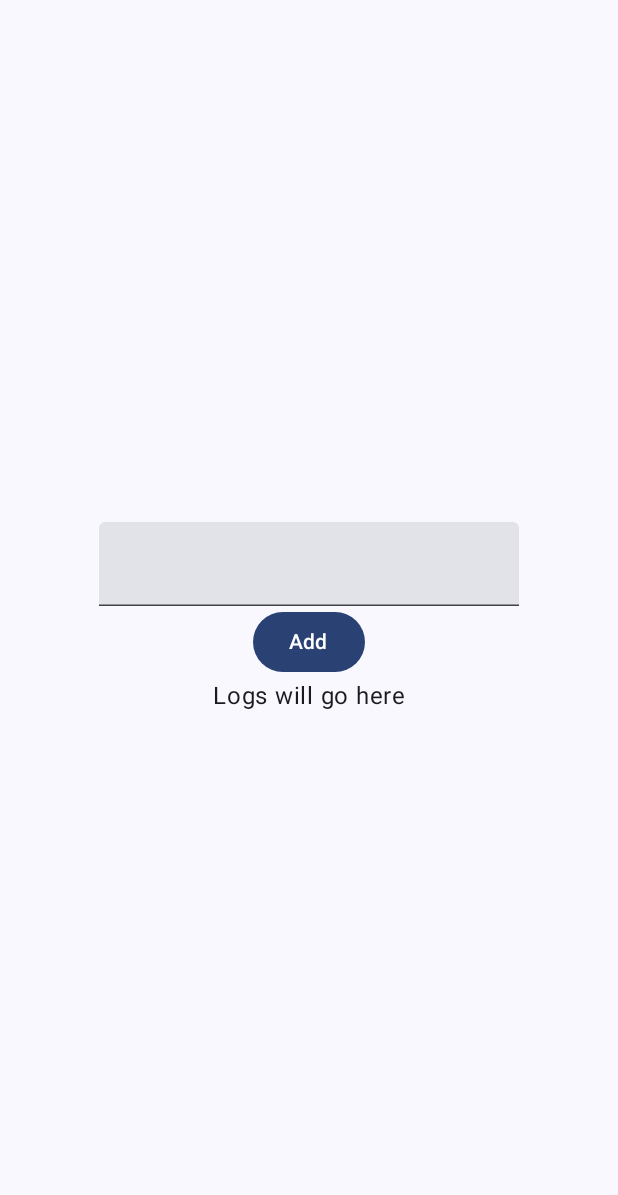
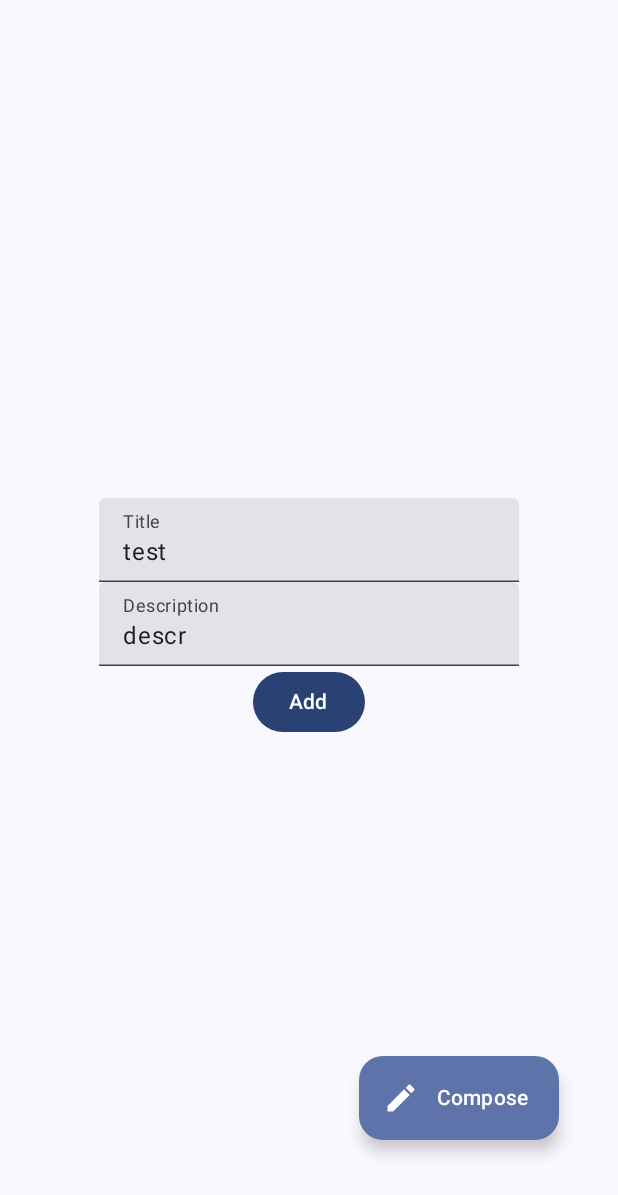
Before and after one commit to shtef21/android-business-diary, an Android app built with Jetpack Compose: the screen it shows after launch (MainActivity), on a phone screen of 412 x 824 dp. Shown: the top 1195 px of the screen. Run offline under Robolectric (Android 15) with nearby library versions, the phone set to English and light mode, and no system bars.

Commit message:
Start creating the form

```diff
--- a/BusinessDiary/app/src/main/java/com/github/shtef21/businessdiary/MainActivity.kt
+++ b/BusinessDiary/app/src/main/java/com/github/shtef21/businessdiary/MainActivity.kt
@@ -6,7 +6,12 @@ import androidx.activity.compose.setContent
 import androidx.compose.foundation.layout.Box
 import androidx.compose.foundation.layout.Column
 import androidx.compose.foundation.layout.fillMaxSize
+import androidx.compose.foundation.layout.offset
+import androidx.compose.material.icons.Icons
+import androidx.compose.material.icons.filled.Create
 import androidx.compose.material3.Button
+import androidx.compose.material3.ExtendedFloatingActionButton
+import androidx.compose.material3.Icon
 import androidx.compose.material3.MaterialTheme
 import androidx.compose.material3.Surface
 import androidx.compose.material3.Text
@@ -18,21 +23,14 @@ import androidx.compose.runtime.mutableStateOf
 import androidx.compose.runtime.remember
 import androidx.compose.ui.Alignment
 import androidx.compose.ui.Modifier
-import androidx.compose.ui.text.TextStyle
-import androidx.compose.ui.text.font.FontFamily
-import androidx.compose.ui.tooling.preview.Preview
+import androidx.compose.ui.unit.dp
+import com.github.shtef21.businessdiary.logic.DiaryLog
 import com.github.shtef21.businessdiary.logic.addItemToDatabase
+import com.github.shtef21.businessdiary.pages.DiaryContainer
+import com.github.shtef21.businessdiary.pages.DiaryLogAddButton
 import com.github.shtef21.businessdiary.ui.theme.BusinessDiaryTheme
-import com.google.firebase.Firebase
-import com.google.firebase.database.DatabaseReference
-import com.google.firebase.database.FirebaseDatabase
-import com.google.firebase.database.database
 
 class MainActivity : ComponentActivity() {
-
-    // DONE: https://www.youtube.com/watch?v=rFTJTLdoGDY&list=PLHQRWugvckFry9Q1OT6hLNfyUizT73PwX&index=2
-    // TODO: next video in series
-    private val firebase : FirebaseDatabase = FirebaseDatabase.getInstance()
 
     override fun onCreate(savedInstanceState: Bundle?) {
         super.onCreate(savedInstanceState)
@@ -43,46 +41,9 @@ class MainActivity : ComponentActivity() {
                     modifier = Modifier.fillMaxSize(),
                     color = MaterialTheme.colorScheme.background
                 ) {
-                    Greeting("Android")
+                    DiaryContainer()
                 }
             }
         }
     }
 }
-
-@Composable
-fun Greeting(name: String, modifier: Modifier = Modifier) {
-    var message by remember {
-        mutableStateOf("")
-    }
-    var output by remember {
-        mutableStateOf("Logs will go here")
-    }
-
-    Box(
-        modifier = Modifier.fillMaxSize(),
-        contentAlignment = Alignment.Center
-    ) {
-        Column(
-            horizontalAlignment = Alignment.CenterHorizontally
-        ) {
-            TextField(value = message, onValueChange = { message = it })
-            Button(
-                onClick = {
-                    output = addItemToDatabase()
-                }
-            ) {
-                Text(text = "Add")
-            }
-            Text(text = output)
-        }
-    }
-}
-
-@Preview(showBackground = true)
-@Composable
-fun GreetingPreview() {
-    BusinessDiaryTheme {
-        Greeting("Android")
-    }
-}
--- a/BusinessDiary/app/src/main/java/com/github/shtef21/businessdiary/logic/AppDb.kt
+++ b/BusinessDiary/app/src/main/java/com/github/shtef21/businessdiary/logic/AppDb.kt
@@ -4,12 +4,13 @@ import com.github.shtef21.businessdiary.logic.AppProperties.dbUrl
 import com.google.firebase.Firebase
 import com.google.firebase.database.database
 
-fun addItemToDatabase() : String {
+fun addItemToDatabase(messageValue: DiaryLog) {
 
+    // TODO: add auth
     val database = Firebase.database(dbUrl)
 
-    val myRef = database.getReference("message/another")
-    myRef.setValue("Hello, World!")
+    val myRef = database.getReference("diaryLogs")
 
-    return "Done!";
+    val testArr = arrayOf(messageValue)
+    myRef.setValue(testArr)
 }
--- /dev/null
+++ b/BusinessDiary/app/src/main/java/com/github/shtef21/businessdiary/logic/DiaryLog.kt
@@ -0,0 +1,30 @@
+package com.github.shtef21.businessdiary.logic
+
+import java.util.Date
+
+data class DiaryLog (
+    var title: String,
+    var description: String
+)
+
+/*
+    Title/Activity Name: This should be a concise description of the task or activity you performed during the day. Keep it brief but descriptive enough to understand at a glance.
+*/
+/*
+    Date/Time: Include the date and time when the activity was completed. This helps in organizing and tracking your daily tasks chronologically.
+*/
+/*
+    Description/Details: Provide more information about the task or activity. Include any relevant details, notes, or updates related to the activity. This could include progress made, challenges faced, solutions implemented, or any other relevant information.
+*/
+/*
+    Category/Tags: Assign categories or tags to your entries for easy filtering and organization. This could include project names, client names, task types, or any other relevant categories that help you classify your activities.
+*/
+/*
+    Priority/Status: Optionally, you can include a priority level or status indicator to prioritize tasks or track their progress. This could be as simple as "High/Medium/Low" priority or "In Progress/Done" status.
+*/
+/*
+    Attachments/Links: If applicable, allow users to attach files, images, or links related to the activity. This could include documents, screenshots, or reference materials that provide context or support for the task.
+*/
+/*
+    Reflection/Notes: Provide a space for users to reflect on their activities, jot down insights, lessons learned, or future actions to take based on their experiences during the day.
+*/
--- /dev/null
+++ b/BusinessDiary/app/src/main/java/com/github/shtef21/businessdiary/pages/Diary.kt
@@ -0,0 +1,111 @@
+package com.github.shtef21.businessdiary.pages
+
+import androidx.compose.foundation.background
+import androidx.compose.foundation.layout.Box
+import androidx.compose.foundation.layout.Column
+import androidx.compose.foundation.layout.Spacer
+import androidx.compose.foundation.layout.fillMaxSize
+import androidx.compose.foundation.layout.height
+import androidx.compose.foundation.layout.offset
+import androidx.compose.foundation.layout.size
+import androidx.compose.material.icons.Icons
+import androidx.compose.material.icons.filled.Create
+import androidx.compose.material3.Button
+import androidx.compose.material3.ExtendedFloatingActionButton
+import androidx.compose.material3.Icon
+import androidx.compose.material3.Text
+import androidx.compose.material3.TextField
+import androidx.compose.runtime.Composable
+import androidx.compose.runtime.getValue
+import androidx.compose.runtime.mutableStateOf
+import androidx.compose.runtime.remember
+import androidx.compose.runtime.setValue
+import androidx.compose.ui.Alignment
+import androidx.compose.ui.Modifier
+import androidx.compose.ui.graphics.Color
+import androidx.compose.ui.unit.dp
+import com.github.shtef21.businessdiary.logic.DiaryLog
+import com.github.shtef21.businessdiary.logic.addItemToDatabase
+import java.time.LocalDateTime
+import java.util.Date
+
+@Composable
+fun DiaryContainer() {
+    Box(
+        modifier = Modifier
+            .fillMaxSize(),
+        contentAlignment = Alignment.Center
+    ) {
+        Column(
+            horizontalAlignment = Alignment.CenterHorizontally
+        ) {
+            DiaryForm()
+        }
+        DiaryLogAddButton()
+    }
+}
+
+@Composable
+fun DiaryForm() {
+    var message by remember { mutableStateOf("") }
+    var addEnabled by remember { mutableStateOf(false) }
+    var formMessage by remember {mutableStateOf("")}
+
+    var diaryLog by remember {
+        mutableStateOf(
+            DiaryLog(
+                "test",
+                "descr"
+            )
+        )
+    }
+    val checkValidity = {
+        addEnabled =
+            diaryLog.title.length > 0 &&
+            diaryLog.description.length > 0
+    }
+    checkValidity()
+
+    TextField(
+        value = diaryLog.title,
+        onValueChange = {
+            diaryLog.title = it
+            checkValidity()
+        },
+        label = { Text("Title")}
+    )
+    TextField(
+        value = diaryLog.description,
+        onValueChange = {
+            diaryLog.description = it
+            checkValidity()
+        },
+        label = { Text("Description")}
+    )
+    Button(
+        onClick = {
+            addItemToDatabase(diaryLog)
+            formMessage = "Done."
+        },
+        enabled = addEnabled
+    ) {
+        Text(text = "Add")
+    }
+
+    if (formMessage.length > 0) {
+        Text(formMessage)
+    }
+}
+
+@Composable
+fun DiaryLogAddButton() {
+    ExtendedFloatingActionButton(
+        onClick = {
+            /* TODO */
+        },
+        icon = { Icon(Icons.Filled.Create, "Add a log") },
+        text = { Text(text = "Compose") },
+        modifier = Modifier
+            .offset(x = 100.dp, y = 320.dp)
+    )
+}
```
